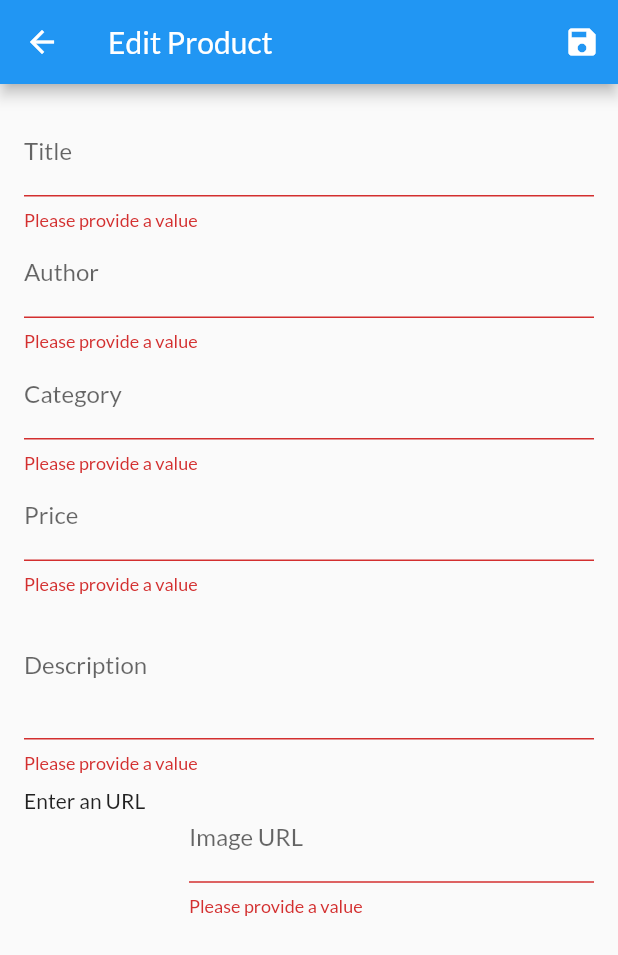
After one commit to tinsatthu1988/book_store, a Flutter app: the BookEditScreen screen opened by its route, after a tap on the "save" icon, on a phone screen of 412 x 824 dp. The commit adds this screen. Shown: the top 955 px of the screen. Run offline on Flutter 3.47's test engine with Material 2 defaults, Android fonts, the phone set to English and light mode, and no system bars; network calls fail; project files that could hold a hidden picture were left out.

Commit message:
add Book

```diff
--- a/lib/main.dart
+++ b/lib/main.dart
@@ -4,6 +4,7 @@ import 'package:provider/provider.dart';
 import 'models/cart.dart';
 import 'models/order.dart';
 import 'providers/books_provider.dart';
+import 'screens/book_edit_screen.dart';
 import 'screens/books_overview_screen.dart';
 import 'screens/book_detail_screeen.dart';
 import 'screens/cart_screen.dart';
@@ -37,6 +38,7 @@ class MyApp extends StatelessWidget {
           CartScreen.routeName: (ctx) => CartScreen(),
           OrderScreen.routeName: (ctx) => OrderScreen(),
           UserBookScreen.routeName: (ctx) => UserBookScreen(),
+          BookEditScreen.routeName: (ctx) => BookEditScreen(),
         },
       ),
     );
--- a/lib/providers/books_provider.dart
+++ b/lib/providers/books_provider.dart
@@ -85,7 +85,12 @@ class BooksProvider with ChangeNotifier {
   }
 
   // setter
-  void addBook() {
+  void addBook(Book book) {
+    Book bookWithMaxId = _items.reduce((result, element) => result.id > element.id ? result : element);
+    Book newBook = Book(title: book.title, author: book.author, category: book.category, description: book.description, unitPrice: book.unitPrice, imageUrl: book.imageUrl,
+        id: bookWithMaxId.id + 1);
+
+    _items.add(newBook);
     notifyListeners();
   }
 }
--- /dev/null
+++ b/lib/screens/book_edit_screen.dart
@@ -0,0 +1,120 @@
+import 'package:flutter/material.dart';
+import 'package:provider/provider.dart';
+
+import '../models/book.dart';
+import '../providers/books_provider.dart';
+
+class BookEditScreen extends StatefulWidget {
+  static const routeName = 'book-edit';
+
+  @override
+  State<StatefulWidget> createState() => _BookEditScreen();
+}
+
+class _BookEditScreen extends State<BookEditScreen> {
+  final _authorFocusNode = FocusNode();
+  final _categoryFocusNode = FocusNode();
+  final _priceFocusNode = FocusNode();
+  final _descriptionFocusNode = FocusNode();
+  final _imageFocusNode = FocusNode();
+  final _imageUrlController = TextEditingController();
+  final _form = GlobalKey<FormState>();
+  Book _editedBook = Book(id: 0, title: '', author: '', category: '', description: '', unitPrice: 0, imageUrl: '');
+
+  void initState() {
+    _imageFocusNode.addListener(_updateImageUrl);
+    super.initState();
+  }
+
+  _updateImageUrl() {
+    if (!_imageFocusNode.hasFocus) {
+      if (_imageUrlController.text.isEmpty ||
+          (!_imageUrlController.text.startsWith('http') && !_imageUrlController.text.startsWith('https')) ||
+          (!_imageUrlController.text.endsWith('.png') && !_imageUrlController.text.endsWith('.jpg') && !_imageUrlController.text.endsWith('.jpeg'))) {
+            return;
+          }
+      setState(() { });
+    }
+  }
+
+  void _saveForm() {
+    bool isValid = _form.currentState!.validate();
+    if (!isValid) {
+      return;
+    }
+    _form.currentState!.save();
+    Provider.of<BooksProvider>(context, listen: false).addBook(_editedBook);
+    Navigator.of(context).pop();
+  }
+
+  @override
+  Widget build(BuildContext context) {
+    return Scaffold(
+      appBar: AppBar(title: Text('Edit Product'), actions: <Widget>[IconButton(onPressed: _saveForm, icon: Icon(Icons.save))],),
+      body: Padding(
+        padding: EdgeInsets.all(16),
+        child: Form(key: _form, child: SingleChildScrollView(child: Column(children: [
+          TextFormField(decoration: InputDecoration(labelText: 'Title'), textInputAction: TextInputAction.next,
+            onFieldSubmitted: (ctx) => FocusScope.of(context).requestFocus(_authorFocusNode),
+            onSaved: (value) => _editedBook = Book(title: value!, author: _editedBook.author, category: _editedBook.category, description: _editedBook.description, unitPrice: _editedBook.unitPrice, imageUrl: _editedBook.imageUrl, id: 0),
+            validator: (value) {
+              if(value!.isEmpty) { return 'Please provide a value'; }
+              return null;
+            },
+            ),
+            TextFormField(decoration: InputDecoration(labelText: 'Author'), focusNode: _authorFocusNode,textInputAction: TextInputAction.next,
+            onFieldSubmitted: (ctx) => FocusScope.of(context).requestFocus(_categoryFocusNode),
+            onSaved: (value) => _editedBook = Book(title: _editedBook.title, author: value!, category: _editedBook.category, description: _editedBook.description, unitPrice: _editedBook.unitPrice, imageUrl: _editedBook.imageUrl, id: 0),
+            validator: (value) {
+              if(value!.isEmpty) { return 'Please provide a value'; }
+              return null;
+            },
+            ),
+            TextFormField(decoration: InputDecoration(labelText: 'Category'), focusNode: _categoryFocusNode,textInputAction: TextInputAction.next,
+            onFieldSubmitted: (ctx) => FocusScope.of(context).requestFocus(_priceFocusNode),
+            onSaved: (value) => _editedBook = Book(title: _editedBook.title, author: _editedBook.author, category: value!, description: _editedBook.description, unitPrice: _editedBook.unitPrice, imageUrl: _editedBook.imageUrl, id: 0),
+            validator: (value) {
+              if(value!.isEmpty) { return 'Please provide a value'; }
+              return null;
+            },
+            ),
+          TextFormField(decoration: InputDecoration(labelText: 'Price'), focusNode: _priceFocusNode, textInputAction: TextInputAction.next, keyboardType: TextInputType.numberWithOptions(signed: true, decimal: true),
+            onFieldSubmitted: (ctx) => FocusScope.of(context).requestFocus(_descriptionFocusNode),
+            onSaved: (value) => _editedBook = Book(title: _editedBook.title, author: _editedBook.author, category: _editedBook.category, description: _editedBook.description, unitPrice: double.parse(value!), imageUrl: _editedBook.imageUrl, id: 0),
+            validator: (value) {
+              if(value!.isEmpty) { return 'Please provide a value'; }
+              if(double.tryParse(value) == null) { return 'Please enter a number'; }
+              if(double.parse(value) <= 0) { return 'Please enter a number greater than 0'; }
+              return null;
+            },
+            ),
+          TextFormField(decoration: InputDecoration(labelText: 'Description'), focusNode: _descriptionFocusNode, maxLines: 3, textInputAction: TextInputAction.next, keyboardType: TextInputType.multiline,
+            onFieldSubmitted: (ctx) => FocusScope.of(context).requestFocus(_imageFocusNode),
+            onSaved: (value) => _editedBook = Book(title: _editedBook.title, author: _editedBook.author, category: _editedBook.category, description: value!, unitPrice: _editedBook.unitPrice, imageUrl: _editedBook.imageUrl, id: 0),
+            validator: (value) {
+              if(value!.isEmpty) { return 'Please provide a value'; }
+              return null;
+            },
+            ),
+          Row(children: [
+            Container(width: 100, height: 100, margin: EdgeInsets.only(top: 10, right: 10),
+                child: _imageUrlController.text.isEmpty ? Text('Enter an URL') : FittedBox(child: Image.network(_imageUrlController.text), fit: BoxFit.cover,)
+            ),
+            Expanded(child: TextFormField(decoration: InputDecoration(labelText: 'Image URL'), focusNode: _imageFocusNode,
+              controller: _imageUrlController, textInputAction: TextInputAction.done, keyboardType: TextInputType.url,
+              onEditingComplete: () => setState(() { }),
+              onSaved: (value) => _editedBook = Book(title: _editedBook.title, author: _editedBook.author, category: _editedBook.category, description: _editedBook.description, unitPrice: _editedBook.unitPrice, imageUrl: value!, id: 0),
+              validator: (value) {
+                  if(value!.isEmpty) { return 'Please provide a value'; }
+                  if(!value.startsWith('http') && !value.startsWith('https')) { return 'Please enter a valid URL'; }
+                  if(!value.endsWith('.png') && !value.endsWith('.jpg') && !value.endsWith('.jpeg')) { return 'Please enter a valid image URL'; }
+                  return null;
+                }
+            ),),
+          ],),
+        ],),),),
+      ),
+    );
+  }
+
+}
--- a/lib/screens/user_book_screen.dart
+++ b/lib/screens/user_book_screen.dart
@@ -4,6 +4,7 @@ import 'package:provider/provider.dart';
 import '../providers/books_provider.dart';
 import '../widgets/user_book_item_widget.dart';
 import '../widgets/navbar_drawer.dart';
+import '../screens/book_edit_screen.dart';
 
 class UserBookScreen extends StatelessWidget {
 
@@ -17,7 +18,7 @@ class UserBookScreen extends StatelessWidget {
       appBar: AppBar(
         title: Text('Your books'),
         actions: <Widget>[
-          IconButton(icon: Icon(Icons.add), onPressed: () {},)
+          IconButton(icon: Icon(Icons.add), onPressed: () => Navigator.of(context).pushNamed(BookEditScreen.routeName),)
         ],
       ),
       drawer: NavbarDrawer(),
```
